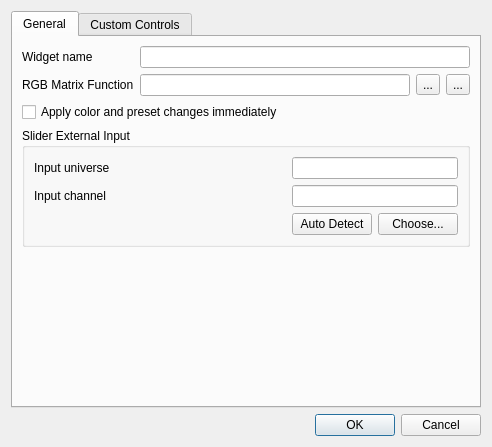
Old version of the form ui/src/virtualconsole/vcmatrixproperties.ui in the repository mcallegari/qlcplus.
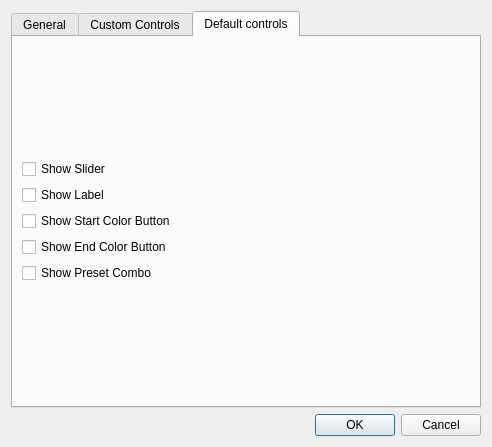
New version of the form. The open tabs and pages were chosen to show the change. Icons and pictures are not drawn.

Commit message: remove hide button, hiding components is now in properties

Patch:
```diff
--- a/ui/src/virtualconsole/vcmatrixproperties.ui
+++ b/ui/src/virtualconsole/vcmatrixproperties.ui
@@ -486,6 +486,52 @@
        </item>
       </layout>
      </widget>
+     <widget class="QWidget" name="tab_3">
+      <attribute name="title">
+       <string>Default controls</string>
+      </attribute>
+      <layout class="QVBoxLayout" name="verticalLayout_3">
+       <item>
+        <layout class="QVBoxLayout" name="verticalLayout_4">
+         <item>
+          <widget class="QCheckBox" name="m_sliderCheck">
+           <property name="text">
+            <string>Show Slider</string>
+           </property>
+          </widget>
+         </item>
+         <item>
+          <widget class="QCheckBox" name="m_labelCheck">
+           <property name="text">
+            <string>Show Label</string>
+           </property>
+          </widget>
+         </item>
+         <item>
+          <widget class="QCheckBox" name="m_startColorButtonCheck">
+           <property name="text">
+            <string>Show Start Color Button</string>
+           </property>
+          </widget>
+         </item>
+         <item>
+          <widget class="QCheckBox" name="m_endColorButtonCheck">
+           <property name="text">
+            <string>Show End Color Button</string>
+           </property>
+          </widget>
+         </item>
+         <item>
+          <widget class="QCheckBox" name="m_presetComboCheck">
+           <property name="text">
+            <string>Show Preset Combo</string>
+           </property>
+          </widget>
+         </item>
+        </layout>
+       </item>
+      </layout>
+     </widget>
     </widget>
    </item>
   </layout>
```
The commit also changes 3 other files.
